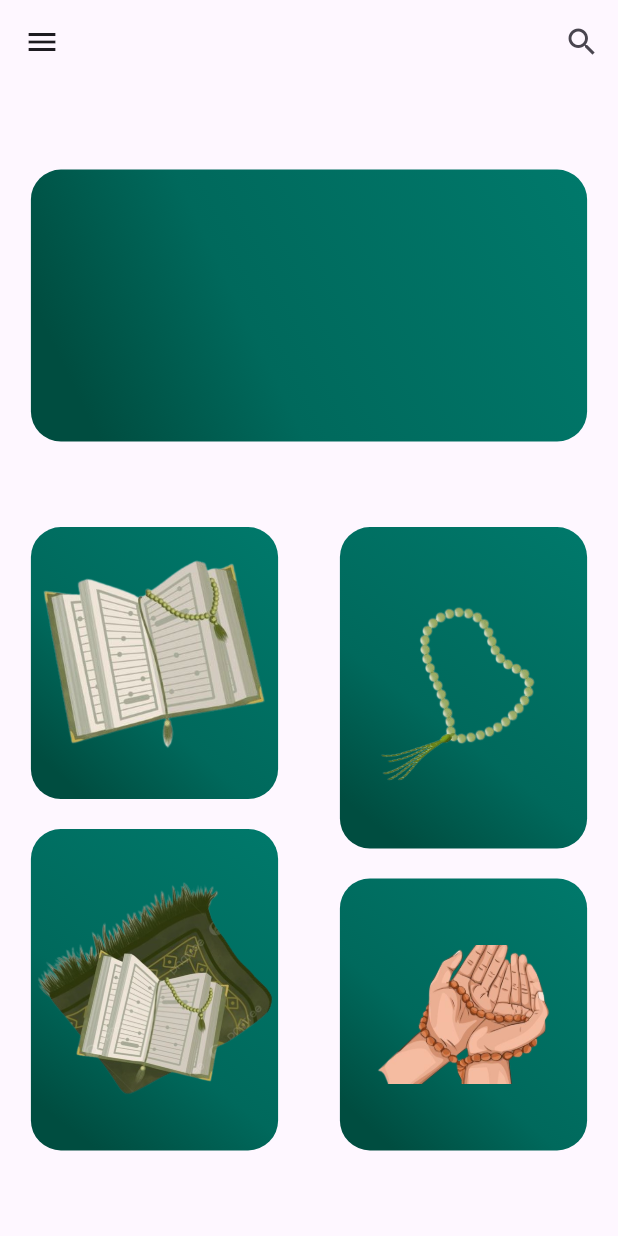
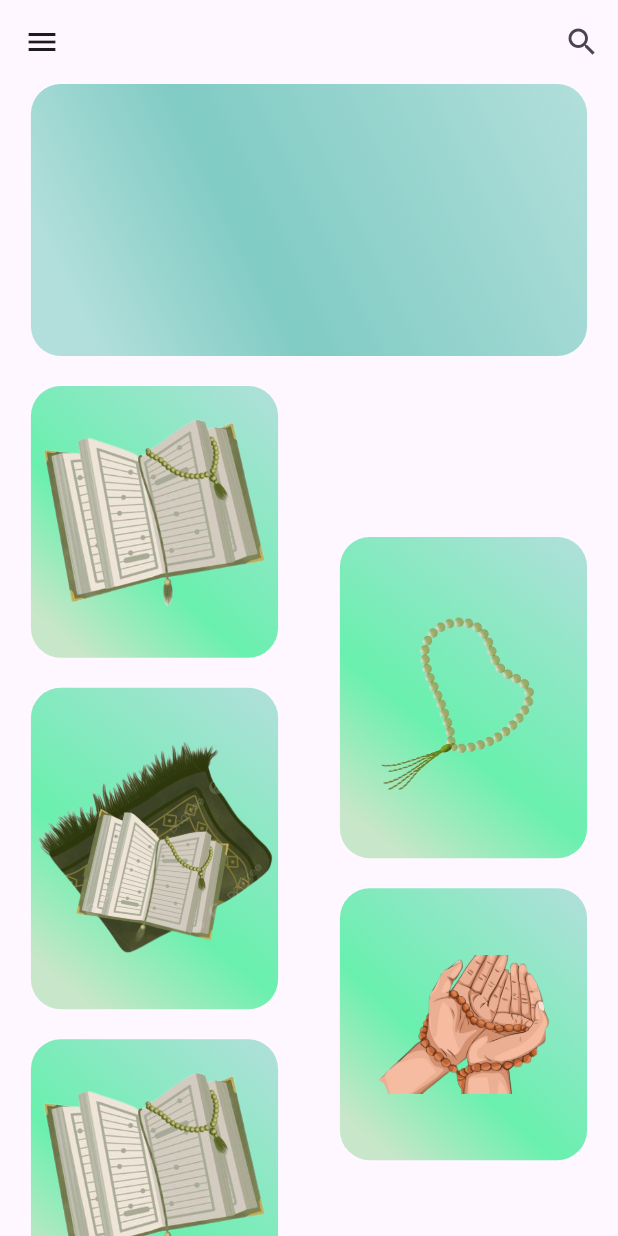
Before and after one commit to Nour484/quraan-kareem, a Flutter app: the screen it shows after launch, on a phone screen of 412 x 824 dp. Run offline on Flutter 3.47's test engine with Material 3 defaults, Android fonts, the phone set to English and light mode, and no system bars; our stand-ins replace equatable, flutter_bloc; project files that could hold a hidden picture were left out.

Commit message:
home page update

```diff
--- a/lib/quraan/view/home_page.dart
+++ b/lib/quraan/view/home_page.dart
@@ -1,46 +1,46 @@
 import 'package:flutter/material.dart';
-import 'package:flutter_bloc/flutter_bloc.dart';
-import 'package:quraan_kareem/quraan/bloc/Surah%20list%20Bloc/surah_bloc.dart';
-import 'package:quraan_kareem/quraan/view/list_page.dart';
-import 'package:quraan_kareem/quraan/view/list_view.dart';
-
-import '../bloc/Surah list Bloc/surah_event.dart';
+import 'package:quraan_kareem/quraan/view/edition_page.dart';
 
 class HomePage extends StatelessWidget {
   const HomePage({super.key});
 
   @override
   Widget build(BuildContext context) {
-    var boxDecoration = BoxDecoration(
-      gradient: LinearGradient(
-          begin: Alignment.bottomLeft,
-          end: Alignment.topRight,
-          stops: [
-            0.1,
-            0.4,
-            1
-          ],
-          colors: [
-            Colors.teal.shade900,
-            Colors.teal.shade800,
-            Colors.teal.shade700
-          ]),
-      //    color: Colors.green,
-      borderRadius: BorderRadius.circular(20),
-    );
+    double hightLarge = MediaQuery.sizeOf(context).height * 0.26;
+    double hightSmall = MediaQuery.sizeOf(context).height * 0.22;
     return Scaffold(
       drawer: Drawer(),
       appBar: AppBar(
-        actions: [IconButton(onPressed: () {}, icon: Icon(Icons.search))],
+        actions: [IconButton(onPressed: () {}, icon: const Icon(Icons.search))],
       ),
-      body: Center(
+      body: SingleChildScrollView(
+        child: Center(
           child: Column(
             mainAxisAlignment: MainAxisAlignment.spaceEvenly,
             children: [
               Container(
                 width: MediaQuery.sizeOf(context).width * 0.9,
                 height: MediaQuery.sizeOf(context).height * 0.22,
-              decoration: boxDecoration,
+                decoration: BoxDecoration(
+                  gradient: LinearGradient(
+                      begin: Alignment.bottomLeft,
+                      end: Alignment.topRight,
+                      stops: const [
+                        0.1,
+                        0.4,
+                        1
+                      ],
+                      colors: [
+                        Colors.teal.shade100,
+                        Colors.teal.shade200,
+                        Colors.teal.shade100
+                      ]),
+                  //    color: Colors.green,
+                  borderRadius: BorderRadius.circular(20),
+                ),
+              ),
+              const SizedBox(
+                height: 20,
               ),
               Row(
                 mainAxisAlignment: MainAxisAlignment.spaceAround,
@@ -48,49 +48,39 @@
                   Column(
                     mainAxisAlignment: MainAxisAlignment.spaceEvenly,
                     children: [
-                    InkWell(
-                      child: Container(
-                        width: MediaQuery.sizeOf(context).width * 0.4,
-                        height: MediaQuery.sizeOf(context).height * 0.22,
-                        decoration: boxDecoration,
-                        child: Image.asset("assets/images/quraan.png"),
-                      ),
-                      onTap: () {
-                        Navigator.push(
-                          context,
-                          MaterialPageRoute(
-                              builder: (context) => const ListPage()),
-                        );
-                      },
-                    ),
-                    SizedBox(
+                      Categories(
+                          hight: hightSmall,
+                          image: "assets/images/quraan.png",
+                          type: "tafsir"),
+                      const SizedBox(
                         height: 20,
                       ),
-                    Container(
-                      width: MediaQuery.sizeOf(context).width * 0.4,
-                      height: MediaQuery.sizeOf(context).height * 0.26,
-                      decoration: boxDecoration,
-                      child: Image.asset("assets/images/salah.png"),
+                      Categories(
+                          hight: hightLarge,
+                          image: "assets/images/salah.png",
+                          type: "translation"),
+                      const SizedBox(
+                        height: 20,
                       ),
+                      Categories(
+                          hight: hightSmall,
+                          image: "assets/images/quraan.png",
+                          type: "versebyverse"),
                     ],
                   ),
                   Column(
                     children: [
-                    Container(
-                      width: MediaQuery.sizeOf(context).width * 0.4,
-                      height: MediaQuery.sizeOf(context).height * 0.26,
-                      decoration: boxDecoration,
-                      child: Image.asset("assets/images/masbaha.png"),
-                    ),
-                    SizedBox(
+                      Categories(
+                          hight: hightLarge,
+                          image: "assets/images/masbaha.png",
+                          type: "transliteration"),
+                      const SizedBox(
                         height: 20,
                       ),
-                    Container(
-                      width: MediaQuery.sizeOf(context).width * 0.4,
-                      height: MediaQuery.sizeOf(context).height * 0.22,
-                      decoration: boxDecoration,
-                      child: Image.asset("assets/images/hosnElmuslim.png"),
-                    ),
+                      Categories(
+                          hight: hightSmall,
+                          image: "assets/images/hosnElmuslim.png",
+                          type: "quran"),
                     ],
                   )
                 ],
@@ -98,6 +88,55 @@
             ],
           ),
         ),
+      ),
     );
   }
 }
+
+class Categories extends StatelessWidget {
+  const Categories({
+    required this.image,
+    required this.type,
+    required this.hight,
+    super.key,
+  });
+  final double hight;
+
+  final String image;
+  final String type;
+
+  @override
+  Widget build(BuildContext context) {
+    return InkWell(
+      child: Container(
+        width: MediaQuery.sizeOf(context).width * 0.4,
+        height: hight,
+        decoration: BoxDecoration(
+          gradient: LinearGradient(
+              begin: Alignment.bottomLeft,
+              end: Alignment.topRight,
+              stops: const [
+                0.1,
+                0.4,
+                1
+              ],
+              colors: [
+                Colors.green.shade100,
+                Colors.greenAccent.shade200,
+                Colors.teal.shade100
+              ]),
+          //    color: Colors.green,
+          borderRadius: BorderRadius.circular(20),
+        ),
+        child: Image.asset(image),
+      ),
+      onTap: () {
+        Navigator.push(
+          context,
+          MaterialPageRoute(
+              builder: (context) => EditionPage(editionType: type)),
+        );
+      },
+    );
+  }
+}
```
Also changed, not shown: lib/quraan/bloc/Edition Bloc/edition_bloc.dart (added, +31 -0 lines), lib/quraan/bloc/Edition Bloc/edition_event.dart (added, +15 -0 lines), lib/quraan/bloc/Edition Bloc/edition_state.dart (added, +30 -0 lines), lib/quraan/bloc/Surah details bloc/surah_details_bloc.dart (+0 -11 lines), lib/quraan/model/edition_model.dart (added, +38 -0 lines), lib/quraan/view/details_view.dart (+3 -23 lines), lib/quraan/view/edition_page.dart (added, +19 -0 lines), lib/quraan/view/edition_view.dart (added, +67 -0 lines), lib/quraan/view/list_view.dart (+21 -8 lines). Lines whose indentation alone changed are shown as unchanged.
